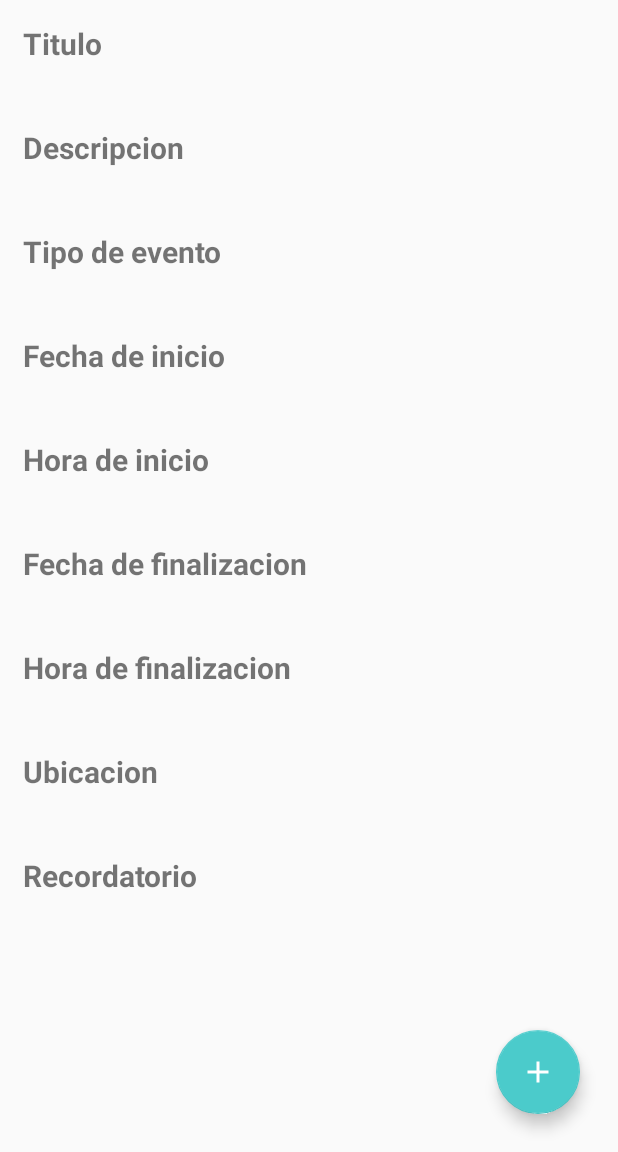
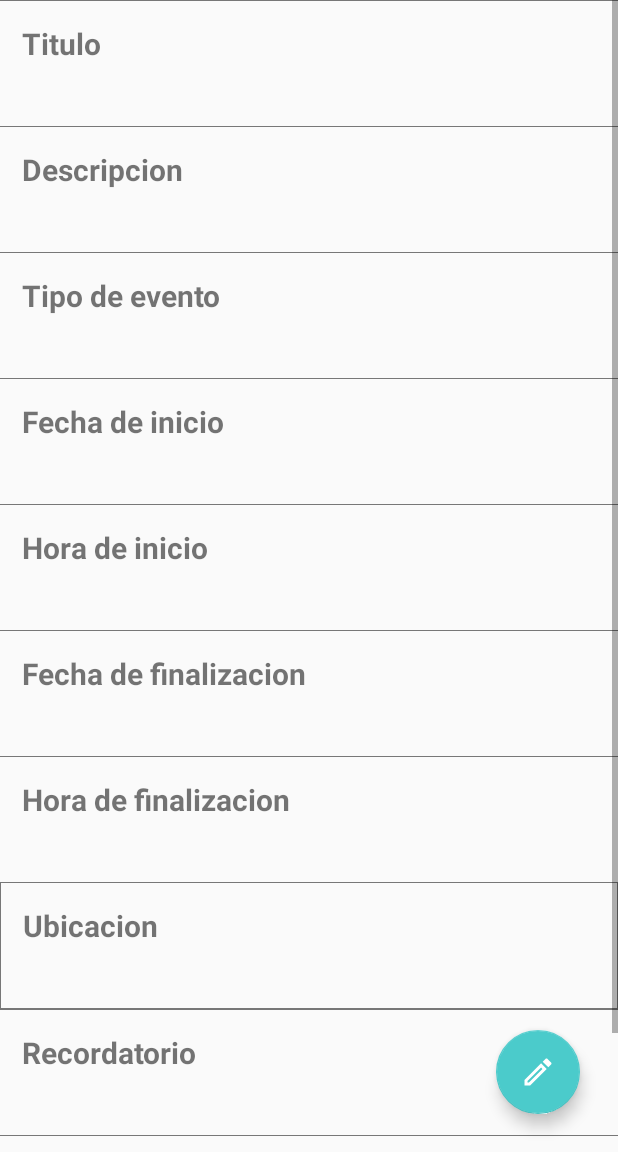
Before and after one commit to LordSinSentido/agendapp, an Android app: the MostrarEventoActivity screen opened directly, with no data from a screen before it, on a phone screen of 412 x 824 dp, the part 84-1236 px from its top. Run offline under Robolectric (Android 15) with nearby library versions, the phone set to English and light mode, and no system bars; 1 statement that could not run was skipped.

Commit message:
Se modifico la vista de las vistas

```diff
--- a/app/src/main/java/com/classhub/agendapp/ProximosFragment.java
+++ b/app/src/main/java/com/classhub/agendapp/ProximosFragment.java
@@ -82,7 +82,7 @@ public class ProximosFragment extends Fragment {
         recyclerTareas.setLayoutManager(new GridLayoutManager(getActivity(), 1));
 
         SQLiteDatabase db = admin.getReadableDatabase();
-        Cursor cursor = db.rawQuery("SELECT * from tareas join eventos on tareas.tipo = eventos.tipo", null);
+        Cursor cursor = db.rawQuery("SELECT * from tareas", null);
 
         cantidad = cursor.getCount();
 
--- a/app/src/main/res/drawable/item_info.xml
+++ b/app/src/main/res/drawable/item_info.xml
@@ -1,4 +1,4 @@
 <?xml version="1.0" encoding="utf-8"?>
 <shape xmlns:android="http://schemas.android.com/apk/res/android">
-    <stroke android:color="#80777777" android:width="0.5dp"></stroke>
+    <stroke android:color="#777777" android:width="0.5dp"></stroke>
 </shape>
--- a/app/src/main/res/layout/activity_mostrar_evento.xml
+++ b/app/src/main/res/layout/activity_mostrar_evento.xml
@@ -22,19 +22,19 @@
             <LinearLayout
                 android:layout_width="match_parent"
                 android:layout_height="wrap_content"
-                android:orientation="vertical">
-
-                <LinearLayout
-                    android:layout_width="match_parent"
-                    android:layout_height="wrap_content"
-                    android:orientation="vertical">
+                android:layout_marginStart="-0.5dp"
+                android:layout_marginEnd="-0.5dp"
+                android:layout_marginBottom="-0.5dp"
+                android:background="@drawable/item_info"
+                android:orientation="vertical"
+                android:paddingTop="15dp"
+                android:paddingBottom="15dp">
 
                 <TextView
                     android:id="@+id/mostrareventoTextoTitulo"
                     android:layout_width="wrap_content"
                     android:layout_height="wrap_content"
                     android:layout_marginStart="15dp"
-                        android:layout_marginTop="15dp"
                     android:layout_marginEnd="15dp"
                     android:text="@string/mostrareventoTitulo"
                     android:textSize="20sp"
@@ -49,18 +49,24 @@
                     android:layout_marginEnd="15dp"
                     android:text="@string/defectoVacio"
                     android:textSize="15sp" />
+            </LinearLayout>
 
             <LinearLayout
                 android:layout_width="match_parent"
                 android:layout_height="wrap_content"
-                        android:orientation="vertical">
+                android:layout_marginStart="-0.5dp"
+                android:layout_marginEnd="-0.5dp"
+                android:layout_marginBottom="-0.5dp"
+                android:background="@drawable/item_info"
+                android:orientation="vertical"
+                android:paddingTop="15dp"
+                android:paddingBottom="15dp">
 
                 <TextView
                     android:id="@+id/mostrareventoTextoDescripcion"
                     android:layout_width="wrap_content"
                     android:layout_height="wrap_content"
                     android:layout_marginStart="15dp"
-                            android:layout_marginTop="15dp"
                     android:layout_marginEnd="15dp"
                     android:text="@string/mostrareventoDescripcion"
                     android:textSize="20sp"
@@ -76,19 +82,23 @@
                     android:text="@string/defectoVacio"
                     android:textSize="15sp" />
             </LinearLayout>
-                </LinearLayout>
 
             <LinearLayout
                 android:layout_width="match_parent"
                 android:layout_height="wrap_content"
-                    android:orientation="vertical">
+                android:layout_marginStart="-0.5dp"
+                android:layout_marginEnd="-0.5dp"
+                android:layout_marginBottom="-0.5dp"
+                android:background="@drawable/item_info"
+                android:orientation="vertical"
+                android:paddingTop="15dp"
+                android:paddingBottom="15dp">
 
                 <TextView
                     android:id="@+id/mostrareventoTextoTipo"
                     android:layout_width="wrap_content"
                     android:layout_height="wrap_content"
                     android:layout_marginStart="15dp"
-                        android:layout_marginTop="15dp"
                     android:layout_marginEnd="15dp"
                     android:text="@string/mostrareventoTipo"
                     android:textSize="20sp"
@@ -105,12 +115,22 @@
                     android:textSize="15sp" />
             </LinearLayout>
 
+            <LinearLayout
+                android:layout_width="match_parent"
+                android:layout_height="wrap_content"
+                android:layout_marginStart="-0.5dp"
+                android:layout_marginEnd="-0.5dp"
+                android:layout_marginBottom="-0.5dp"
+                android:background="@drawable/item_info"
+                android:orientation="vertical"
+                android:paddingTop="15dp"
+                android:paddingBottom="15dp">
+
                 <TextView
                     android:id="@+id/mostrareventoFechaDeInicio"
                     android:layout_width="wrap_content"
                     android:layout_height="wrap_content"
                     android:layout_marginStart="15dp"
-                    android:layout_marginTop="15dp"
                     android:layout_marginEnd="15dp"
                     android:text="@string/mostrareventoFechaDeInicio"
                     android:textSize="20sp"
@@ -130,19 +150,19 @@
             <LinearLayout
                 android:layout_width="match_parent"
                 android:layout_height="wrap_content"
-                android:orientation="vertical">
-
-                <LinearLayout
-                    android:layout_width="match_parent"
-                    android:layout_height="wrap_content"
-                    android:orientation="vertical">
+                android:layout_marginStart="-0.5dp"
+                android:layout_marginEnd="-0.5dp"
+                android:layout_marginBottom="-0.5dp"
+                android:background="@drawable/item_info"
+                android:orientation="vertical"
+                android:paddingTop="15dp"
+                android:paddingBottom="15dp">
 
                 <TextView
                     android:id="@+id/mostrareventoHoraDeInicio"
                     android:layout_width="wrap_content"
                     android:layout_height="wrap_content"
                     android:layout_marginStart="15dp"
-                        android:layout_marginTop="15dp"
                     android:layout_marginEnd="15dp"
                     android:text="@string/mostrareventoHoraDeInicio"
                     android:textSize="20sp"
@@ -162,14 +182,19 @@
             <LinearLayout
                 android:layout_width="match_parent"
                 android:layout_height="wrap_content"
-                    android:orientation="vertical">
+                android:layout_marginStart="-0.5dp"
+                android:layout_marginEnd="-0.5dp"
+                android:layout_marginBottom="-0.5dp"
+                android:background="@drawable/item_info"
+                android:orientation="vertical"
+                android:paddingTop="15dp"
+                android:paddingBottom="15dp">
 
                 <TextView
                     android:id="@+id/mostrareventoTextoFechaDeFin"
                     android:layout_width="wrap_content"
                     android:layout_height="wrap_content"
                     android:layout_marginStart="15dp"
-                        android:layout_marginTop="15dp"
                     android:layout_marginEnd="15dp"
                     android:text="@string/mostrareventoFechaDeFin"
                     android:textSize="20sp"
@@ -186,12 +211,23 @@
                     android:textSize="15sp" />
             </LinearLayout>
 
+            <LinearLayout
+                android:layout_width="match_parent"
+                android:layout_height="wrap_content"
+                android:layout_marginStart="-0.5dp"
+                android:layout_marginEnd="-0.5dp"
+                android:layout_marginBottom="-0.5dp"
+                android:background="@drawable/item_info"
+                android:orientation="vertical"
+                android:paddingTop="15dp"
+                android:paddingBottom="15dp">
+
+
                 <TextView
                     android:id="@+id/mostrareventoTextoHoraDeFin"
                     android:layout_width="wrap_content"
                     android:layout_height="wrap_content"
                     android:layout_marginStart="15dp"
-                    android:layout_marginTop="15dp"
                     android:layout_marginEnd="15dp"
                     android:text="@string/mostrareventoHoraDeFin"
                     android:textSize="20sp"
@@ -211,19 +247,16 @@
             <LinearLayout
                 android:layout_width="match_parent"
                 android:layout_height="wrap_content"
-                android:orientation="vertical">
-
-                <LinearLayout
-                    android:layout_width="match_parent"
-                    android:layout_height="wrap_content"
-                    android:orientation="vertical">
+                android:background="@drawable/item_info"
+                android:orientation="vertical"
+                android:paddingTop="15dp"
+                android:paddingBottom="15dp">
 
                 <TextView
                     android:id="@+id/mostrareventoUbicacion"
                     android:layout_width="wrap_content"
                     android:layout_height="wrap_content"
                     android:layout_marginStart="15dp"
-                        android:layout_marginTop="15dp"
                     android:layout_marginEnd="15dp"
                     android:text="@string/mostrareventoUbicacion"
                     android:textSize="20sp"
@@ -240,12 +273,22 @@
                     android:textSize="15sp" />
             </LinearLayout>
 
+            <LinearLayout
+                android:layout_width="match_parent"
+                android:layout_height="wrap_content"
+                android:layout_marginStart="-0.5dp"
+                android:layout_marginEnd="-0.5dp"
+                android:layout_marginBottom="-0.5dp"
+                android:background="@drawable/item_info"
+                android:orientation="vertical"
+                android:paddingTop="15dp"
+                android:paddingBottom="15dp">
+
                 <TextView
                     android:id="@+id/mostrareventoTextoRecordatorio"
                     android:layout_width="wrap_content"
                     android:layout_height="wrap_content"
                     android:layout_marginStart="15dp"
-                    android:layout_marginTop="15dp"
                     android:layout_marginEnd="15dp"
                     android:text="@string/mostrareventoRecordatorio"
                     android:textSize="20sp"
@@ -288,6 +331,6 @@
         app:layout_constraintBottom_toBottomOf="parent"
         app:layout_constraintEnd_toEndOf="parent"
         app:rippleColor="@color/colorSecundarioClaro"
-        app:srcCompat="@drawable/icono_agregar" />
+        app:srcCompat="@drawable/icono_editar" />
 
 </androidx.constraintlayout.widget.ConstraintLayout>
```
Also changed, not shown: app/src/main/res/layout/activity_mostrar_horario.xml (+60 -23 lines), app/src/main/res/layout/activity_mostrar_tarea.xml (+52 -27 lines). Lines whose indentation alone changed are shown as unchanged.
